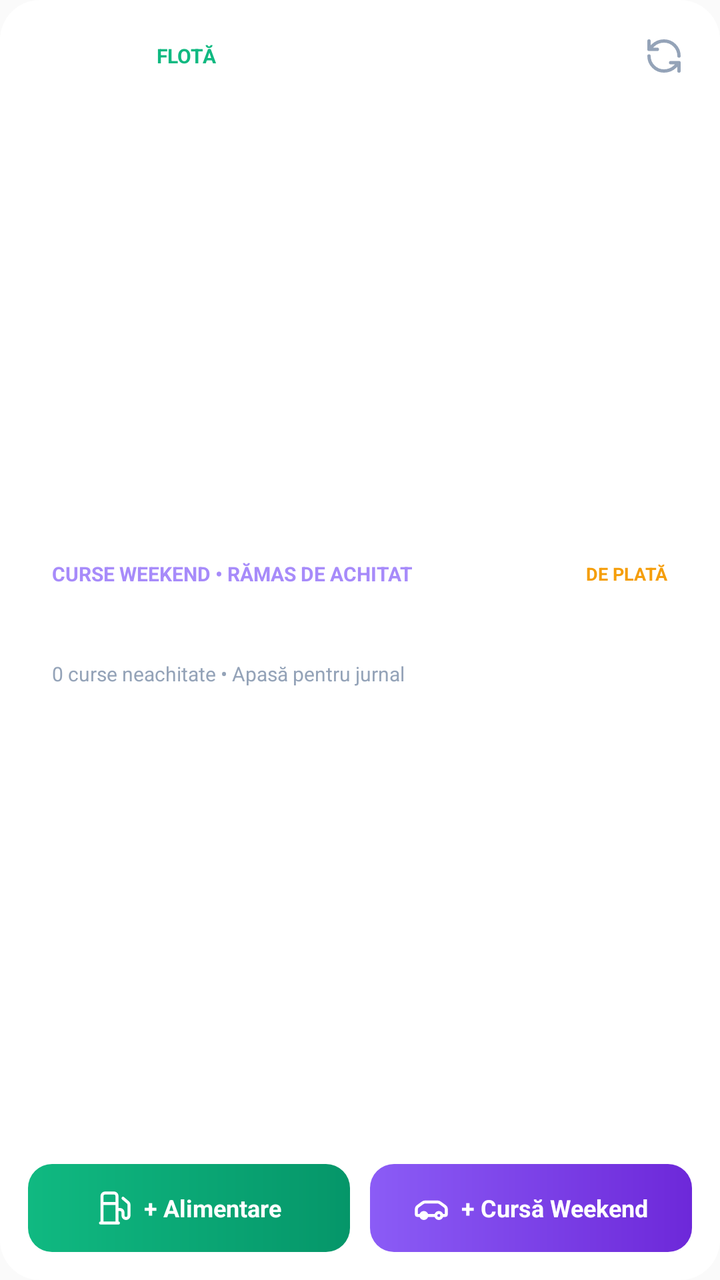
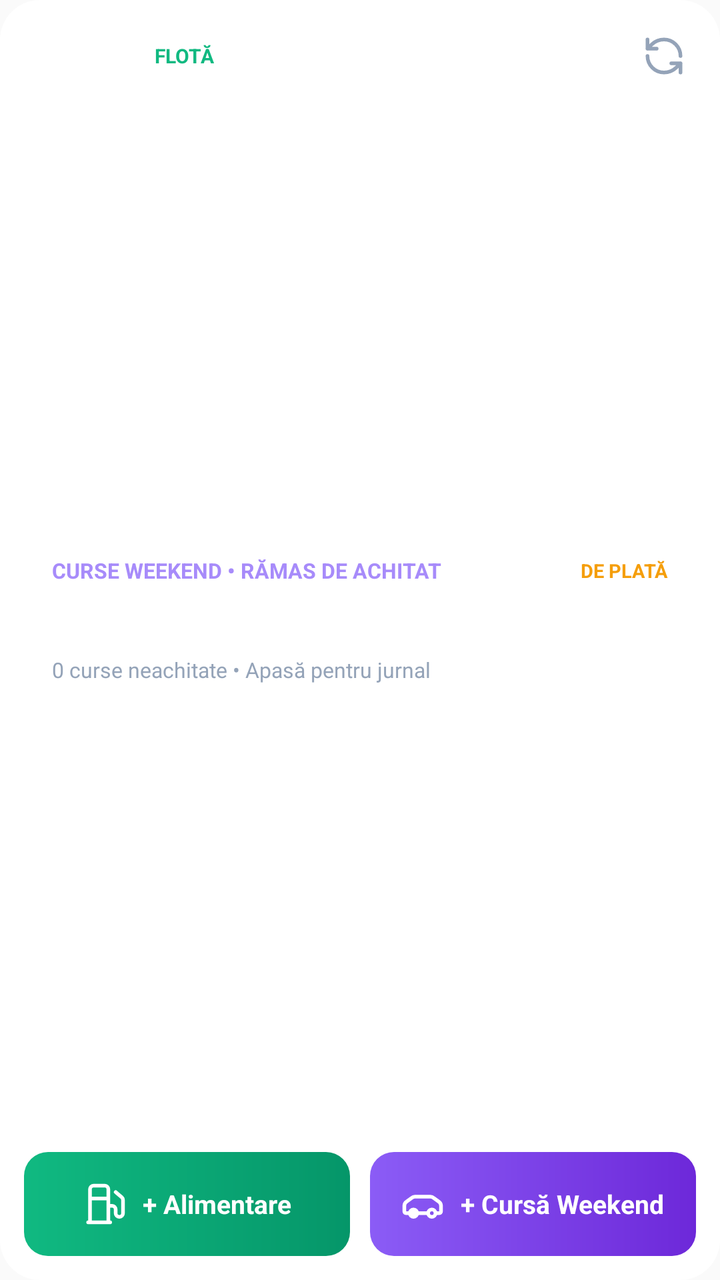

Before-and-after screenshots of an Android layout around one commit, followed by the original layout XML and the change that was made.
<!-- AndroidManifest.xml: application theme AppTheme -->
<!-- res/layout/widget_layout_4x3.xml -->
<?xml version="1.0" encoding="utf-8"?>
<FrameLayout xmlns:android="http://schemas.android.com/apk/res/android"
    android:id="@+id/widget_root_4x3"
    android:layout_width="match_parent"
    android:layout_height="match_parent">

    
    <ImageView
        android:id="@+id/widget_bg"
        android:layout_width="match_parent"
        android:layout_height="match_parent"
        android:src="@drawable/widget_rounded_bg"
        android:scaleType="fitXY" />

    
    <LinearLayout
        android:id="@+id/widget_content_container"
        android:layout_width="match_parent"
        android:layout_height="match_parent"
        android:orientation="vertical"
        android:padding="14dp">

        
        <LinearLayout
            android:layout_width="match_parent"
            android:layout_height="wrap_content"
            android:orientation="horizontal"
            android:gravity="center_vertical">

            
            <TextView
                android:id="@+id/widget_app_title"
                android:layout_width="wrap_content"
                android:layout_height="wrap_content"
                android:text="CarsApp"
                android:textSize="13sp"
                android:textStyle="bold"
                android:textColor="#FFFFFF" />

            <TextView
                android:id="@+id/widget_plate_badge"
                android:layout_width="wrap_content"
                android:layout_height="wrap_content"
                android:layout_marginStart="8dp"
                android:background="#20FFFFFF"
                android:paddingStart="6dp"
                android:paddingEnd="6dp"
                android:paddingTop="2dp"
                android:paddingBottom="2dp"
                android:text="FLOTĂ"
                android:textSize="10sp"
                android:textStyle="bold"
                android:textColor="#10B981"
                android:singleLine="true" />

            <View
                android:layout_width="0dp"
                android:layout_height="0dp"
                android:layout_weight="1" />

            
            <ImageView
                android:id="@+id/btn_widget_refresh"
                android:layout_width="28dp"
                android:layout_height="28dp"
                android:src="@drawable/ic_widget_refresh"
                android:padding="4dp"
                android:scaleType="fitCenter"
                android:contentDescription="Actualizează" />
        </LinearLayout>

        
        <LinearLayout
            android:id="@+id/widget_click_info"
            android:layout_width="match_parent"
            android:layout_height="0dp"
            android:layout_weight="1"
            android:layout_marginTop="10dp"
            android:layout_marginBottom="10dp"
            android:background="@drawable/widget_card_inner_bg"
            android:orientation="vertical"
            android:gravity="center_vertical"
            android:padding="12dp">

            <LinearLayout
                android:layout_width="match_parent"
                android:layout_height="wrap_content"
                android:orientation="horizontal"
                android:gravity="center_vertical">

                <TextView
                    android:id="@+id/widget_card_title"
                    android:layout_width="0dp"
                    android:layout_height="wrap_content"
                    android:layout_weight="1"
                    android:text="CURSE WEEKEND • RĂMAS DE ACHITAT"
                    android:textSize="10sp"
                    android:textStyle="bold"
                    android:textColor="#A78BFA"
                    android:singleLine="true" />

                <TextView
                    android:id="@+id/widget_status_badge"
                    android:layout_width="wrap_content"
                    android:layout_height="wrap_content"
                    android:text="DE PLATĂ"
                    android:textSize="9sp"
                    android:textStyle="bold"
                    android:textColor="#F59E0B"
                    android:singleLine="true" />
            </LinearLayout>

            <TextView
                android:id="@+id/widget_unpaid_amount"
                android:layout_width="wrap_content"
                android:layout_height="wrap_content"
                android:layout_marginTop="2dp"
                android:text="0,00 RON"
                android:textSize="24sp"
                android:textStyle="bold"
                android:textColor="#FFFFFF"
                android:singleLine="true" />

            <TextView
                android:id="@+id/widget_subtext"
                android:layout_width="wrap_content"
                android:layout_height="wrap_content"
                android:layout_marginTop="2dp"
                android:text="0 curse neachitate • Apasă pentru jurnal"
                android:textSize="10sp"
                android:textColor="#94A3B8"
                android:singleLine="true" />
        </LinearLayout>

        
        <LinearLayout
            android:layout_width="match_parent"
            android:layout_height="44dp"
            android:orientation="horizontal">

            
            <LinearLayout
                android:id="@+id/btn_widget_fuel"
                android:layout_width="0dp"
                android:layout_height="match_parent"
                android:layout_weight="1"
                android:layout_marginEnd="5dp"
                android:background="@drawable/widget_button_bg_fuel"
                android:orientation="horizontal"
                android:gravity="center"
                android:paddingStart="8dp"
                android:paddingEnd="8dp">

                <ImageView
                    android:layout_width="18dp"
                    android:layout_height="18dp"
                    android:src="@drawable/ic_widget_fuel"
                    android:scaleType="fitCenter" />

                <TextView
                    android:id="@+id/btn_fuel_text"
                    android:layout_width="wrap_content"
                    android:layout_height="wrap_content"
                    android:layout_marginStart="6dp"
                    android:text="+ Alimentare"
                    android:textSize="12sp"
                    android:textStyle="bold"
                    android:textColor="#FFFFFF"
                    android:singleLine="true" />
            </LinearLayout>

            
            <LinearLayout
                android:id="@+id/btn_widget_trip"
                android:layout_width="0dp"
                android:layout_height="match_parent"
                android:layout_weight="1"
                android:layout_marginStart="5dp"
                android:background="@drawable/widget_button_bg_trip"
                android:orientation="horizontal"
                android:gravity="center"
                android:paddingStart="8dp"
                android:paddingEnd="8dp">

                <ImageView
                    android:layout_width="18dp"
                    android:layout_height="18dp"
                    android:src="@drawable/ic_widget_trip"
                    android:scaleType="fitCenter" />

                <TextView
                    android:id="@+id/btn_trip_text"
                    android:layout_width="wrap_content"
                    android:layout_height="wrap_content"
                    android:layout_marginStart="6dp"
                    android:text="+ Cursă Weekend"
                    android:textSize="12sp"
                    android:textStyle="bold"
                    android:textColor="#FFFFFF"
                    android:singleLine="true" />
            </LinearLayout>

        </LinearLayout>

    </LinearLayout>

</FrameLayout>
<!-- resources referenced by this layout -->
<resources>
  <!-- drawable ic_widget_fuel (drawable) -->
  <vector xmlns:android="http://schemas.android.com/apk/res/android"
      android:width="24dp"
      android:height="24dp"
      android:viewportWidth="24"
      android:viewportHeight="24">
    <path
        android:fillColor="#00000000"
        android:pathData="M3,22h12M4,9h10M4,22V4a2,2 0,0 1,2 -2h6a2,2 0,0 1,2 2v18M14,13h2a2,2 0,0 1,2 2v2a2,2 0,0 0,2 2h0a2,2 0,0 0,2 -2V9.83a2,2 0,0 0,-0.59 -1.42L18,5.5"
        android:strokeWidth="2"
        android:strokeColor="#FFFFFF"
        android:strokeLineCap="round"
        android:strokeLineJoin="round"/>
  </vector>
  <!-- drawable ic_widget_refresh (drawable) -->
  <vector xmlns:android="http://schemas.android.com/apk/res/android"
      android:width="24dp"
      android:height="24dp"
      android:viewportWidth="24"
      android:viewportHeight="24">
    <path
        android:fillColor="#00000000"
        android:pathData="M21,12a9,9 0,0 0,-9 -9 9.75,9.75 0,0 0,-6.74 2.74L3,8M3,3v5h5M3,12a9,9 0,0 0,9 9 9.75,9.75 0,0 0,6.74 -2.74L21,16M16,16h5v5"
        android:strokeWidth="2"
        android:strokeColor="#94A3B8"
        android:strokeLineCap="round"
        android:strokeLineJoin="round"/>
  </vector>
  <!-- drawable ic_widget_trip (drawable) -->
  <vector xmlns:android="http://schemas.android.com/apk/res/android"
      android:width="24dp"
      android:height="24dp"
      android:viewportWidth="24"
      android:viewportHeight="24">
    <path
        android:fillColor="#00000000"
        android:pathData="M19,17h2c0.6,0 1,-0.4 1,-1v-3c0,-0.9 -0.4,-1.7 -1.1,-2.2l-2.9,-2.1A3,3 0,0 0,16.2 8H7.8A3,3 0,0 0,6 8.7L3.1,10.8C2.4,11.3 2,12.1 2,13v3c0,0.6 0.4,1 1,1h2M7,17m-2,0a2,2 0,1 0,4 0a2,2 0,1 0,-4 0M17,17m-2,0a2,2 0,1 0,4 0a2,2 0,1 0,-4 0M5,17h10"
        android:strokeWidth="2"
        android:strokeColor="#FFFFFF"
        android:strokeLineCap="round"
        android:strokeLineJoin="round"/>
  </vector>
  <!-- drawable widget_button_bg_fuel (drawable) -->
  <?xml version="1.0" encoding="utf-8"?>
  <shape xmlns:android="http://schemas.android.com/apk/res/android"
      android:shape="rectangle">
      <corners android:radius="12dp" />
      <gradient
          android:angle="0"
          android:startColor="#10B981"
          android:endColor="#059669"
          android:type="linear" />
  </shape>
  <!-- drawable widget_button_bg_trip (drawable) -->
  <?xml version="1.0" encoding="utf-8"?>
  <shape xmlns:android="http://schemas.android.com/apk/res/android"
      android:shape="rectangle">
      <corners android:radius="12dp" />
      <gradient
          android:angle="0"
          android:startColor="#8B5CF6"
          android:endColor="#6D28D9"
          android:type="linear" />
  </shape>
  <!-- drawable widget_card_inner_bg (drawable) -->
  <?xml version="1.0" encoding="utf-8"?>
  <shape xmlns:android="http://schemas.android.com/apk/res/android"
      android:shape="rectangle">
      <corners android:radius="14dp" />
      <solid android:color="#1AFFFFFF" />
      <stroke android:width="1dp" android:color="#25FFFFFF" />
  </shape>
  <!-- drawable widget_rounded_bg (drawable) -->
  <?xml version="1.0" encoding="utf-8"?>
  <shape xmlns:android="http://schemas.android.com/apk/res/android"
      android:shape="rectangle">
      <corners android:radius="20dp" />
      <solid android:color="#FFFFFF" />
  </shape>
  <style name="AppTheme" parent="Theme.AppCompat.Light.DarkActionBar">
          
          <item name="colorPrimary">@color/colorPrimary</item>
          <item name="colorPrimaryDark">@color/colorPrimaryDark</item>
          <item name="colorAccent">@color/colorAccent</item>
      </style>
</resources>

<!-- the commit's change to res/layout/widget_layout_4x3.xml (unified diff, before → after) -->
@@ -18,7 +18,7 @@
         android:layout_width="match_parent"
         android:layout_height="match_parent"
         android:orientation="vertical"
-        android:padding="14dp">
+        android:padding="12dp">
 
         
         <LinearLayout
@@ -43,8 +43,8 @@
                 android:layout_height="wrap_content"
                 android:layout_marginStart="8dp"
                 android:background="#20FFFFFF"
-                android:paddingStart="6dp"
-                android:paddingEnd="6dp"
+                android:paddingStart="7dp"
+                android:paddingEnd="7dp"
                 android:paddingTop="2dp"
                 android:paddingBottom="2dp"
                 android:text="FLOTĂ"
@@ -53,7 +53,8 @@
                 android:textColor="#10B981"
                 android:singleLine="true" />
 
-            <View
+            
+            <FrameLayout
                 android:layout_width="0dp"
                 android:layout_height="0dp"
                 android:layout_weight="1" />
@@ -61,10 +62,10 @@
             
             <ImageView
                 android:id="@+id/btn_widget_refresh"
-                android:layout_width="28dp"
-                android:layout_height="28dp"
+                android:layout_width="32dp"
+                android:layout_height="32dp"
                 android:src="@drawable/ic_widget_refresh"
-                android:padding="4dp"
+                android:padding="5dp"
                 android:scaleType="fitCenter"
                 android:contentDescription="Actualizează" />
         </LinearLayout>
@@ -75,12 +76,15 @@
             android:layout_width="match_parent"
             android:layout_height="0dp"
             android:layout_weight="1"
-            android:layout_marginTop="10dp"
-            android:layout_marginBottom="10dp"
+            android:layout_marginTop="8dp"
+            android:layout_marginBottom="8dp"
             android:background="@drawable/widget_card_inner_bg"
             android:orientation="vertical"
             android:gravity="center_vertical"
-            android:padding="12dp">
+            android:paddingStart="14dp"
+            android:paddingEnd="14dp"
+            android:paddingTop="10dp"
+            android:paddingBottom="10dp">
 
             <LinearLayout
                 android:layout_width="match_parent"
@@ -94,7 +98,7 @@
                     android:layout_height="wrap_content"
                     android:layout_weight="1"
                     android:text="CURSE WEEKEND • RĂMAS DE ACHITAT"
-                    android:textSize="10sp"
+                    android:textSize="10.5sp"
                     android:textStyle="bold"
                     android:textColor="#A78BFA"
                     android:singleLine="true" />
@@ -104,7 +108,7 @@
                     android:layout_width="wrap_content"
                     android:layout_height="wrap_content"
                     android:text="DE PLATĂ"
-                    android:textSize="9sp"
+                    android:textSize="9.5sp"
                     android:textStyle="bold"
                     android:textColor="#F59E0B"
                     android:singleLine="true" />
@@ -114,12 +118,13 @@
                 android:id="@+id/widget_unpaid_amount"
                 android:layout_width="wrap_content"
                 android:layout_height="wrap_content"
-                android:layout_marginTop="2dp"
+                android:layout_marginTop="3dp"
                 android:text="0,00 RON"
-                android:textSize="24sp"
+                android:textSize="26sp"
                 android:textStyle="bold"
                 android:textColor="#FFFFFF"
-                android:singleLine="true" />
+                android:singleLine="true"
+                android:includeFontPadding="false" />
 
             <TextView
                 android:id="@+id/widget_subtext"
@@ -127,7 +132,7 @@
                 android:layout_height="wrap_content"
                 android:layout_marginTop="2dp"
                 android:text="0 curse neachitate • Apasă pentru jurnal"
-                android:textSize="10sp"
+                android:textSize="10.5sp"
                 android:textColor="#94A3B8"
                 android:singleLine="true" />
         </LinearLayout>
@@ -135,7 +140,7 @@
         
         <LinearLayout
             android:layout_width="match_parent"
-            android:layout_height="44dp"
+            android:layout_height="52dp"
             android:orientation="horizontal">
 
             
@@ -148,12 +153,12 @@
                 android:background="@drawable/widget_button_bg_fuel"
                 android:orientation="horizontal"
                 android:gravity="center"
-                android:paddingStart="8dp"
-                android:paddingEnd="8dp">
+                android:paddingStart="10dp"
+                android:paddingEnd="10dp">
 
                 <ImageView
-                    android:layout_width="18dp"
-                    android:layout_height="18dp"
+                    android:layout_width="22dp"
+                    android:layout_height="22dp"
                     android:src="@drawable/ic_widget_fuel"
                     android:scaleType="fitCenter" />
 
@@ -161,9 +166,9 @@
                     android:id="@+id/btn_fuel_text"
                     android:layout_width="wrap_content"
                     android:layout_height="wrap_content"
-                    android:layout_marginStart="6dp"
+                    android:layout_marginStart="8dp"
                     android:text="+ Alimentare"
-                    android:textSize="12sp"
+                    android:textSize="13sp"
                     android:textStyle="bold"
                     android:textColor="#FFFFFF"
                     android:singleLine="true" />
@@ -179,12 +184,12 @@
                 android:background="@drawable/widget_button_bg_trip"
                 android:orientation="horizontal"
                 android:gravity="center"
-                android:paddingStart="8dp"
-                android:paddingEnd="8dp">
+                android:paddingStart="10dp"
+                android:paddingEnd="10dp">
 
                 <ImageView
-                    android:layout_width="18dp"
-                    android:layout_height="18dp"
+                    android:layout_width="22dp"
+                    android:layout_height="22dp"
                     android:src="@drawable/ic_widget_trip"
                     android:scaleType="fitCenter" />
 
@@ -192,9 +197,9 @@
                     android:id="@+id/btn_trip_text"
                     android:layout_width="wrap_content"
                     android:layout_height="wrap_content"
-                    android:layout_marginStart="6dp"
+                    android:layout_marginStart="8dp"
                     android:text="+ Cursă Weekend"
-                    android:textSize="12sp"
+                    android:textSize="13sp"
                     android:textStyle="bold"
                     android:textColor="#FFFFFF"
                     android:singleLine="true" />
